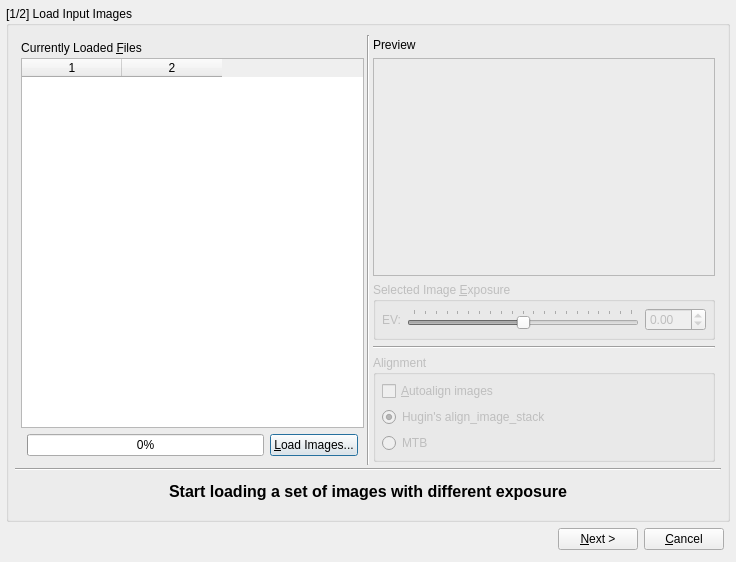
Old version of the form forms/HdrWizard.ui in the repository LuminanceHDR/LuminanceHDR.
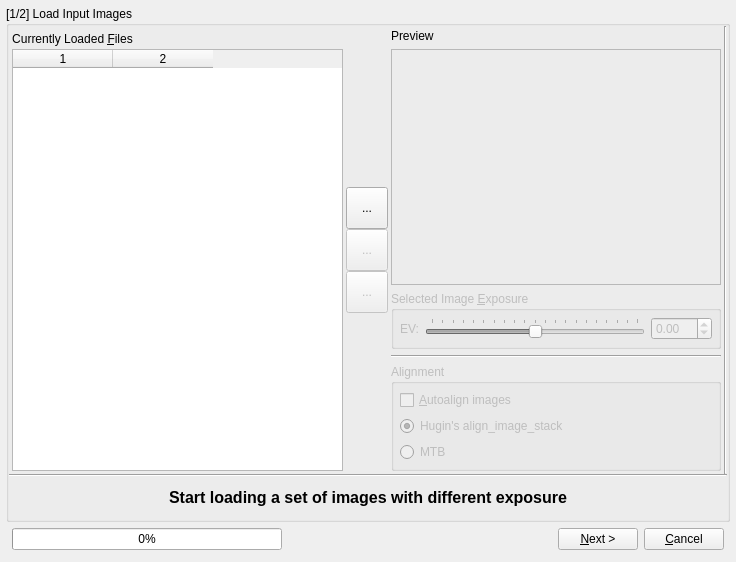
New version of the form. The open tabs and pages were chosen to show the change. Icons and pictures are not drawn.

Commit message: Implemented "Add/Remove/Clearlist" of imaged in HdrWizard: TODO: delete temp files properly

Diff of the .ui file:
```diff
--- a/forms/HdrWizard.ui
+++ b/forms/HdrWizard.ui
@@ -14,7 +14,7 @@
    <string>HDR Creation Wizard</string>
   </property>
   <property name="windowIcon">
-   <iconset resource="../icons.qrc">
+   <iconset>
     <normaloff>:/new/prefix1/images/luminance.png</normaloff>:/new/prefix1/images/luminance.png</iconset>
   </property>
   <layout class="QGridLayout" name="gridLayout_9">
@@ -194,16 +194,8 @@
             <string>[1/2] Load Input Images</string>
            </property>
            <layout class="QGridLayout" name="gridLayout_11">
-            <property name="margin">
-             <number>6</number>
-            </property>
             <item row="0" column="0">
-             <layout class="QVBoxLayout" name="verticalLayout_4">
-              <item>
                <layout class="QHBoxLayout" name="horizontalLayout_4">
-                <property name="margin">
-                 <number>3</number>
-                </property>
                 <item>
                  <layout class="QVBoxLayout" name="verticalLayout">
                   <property name="margin">
@@ -269,45 +261,109 @@
                     <column/>
                    </widget>
                   </item>
+               </layout>
+              </item>
                   <item>
-                   <layout class="QHBoxLayout" name="horizontalLayout_2">
-                    <property name="spacing">
-                     <number>6</number>
-                    </property>
-                    <property name="margin">
-                     <number>6</number>
-                    </property>
+               <layout class="QVBoxLayout" name="verticalLayout_4">
+                <item>
+                 <spacer name="verticalSpacer_2">
+                  <property name="orientation">
+                   <enum>Qt::Vertical</enum>
+                  </property>
+                  <property name="sizeHint" stdset="0">
+                   <size>
+                    <width>20</width>
+                    <height>40</height>
+                   </size>
+                  </property>
+                 </spacer>
+                </item>
                     <item>
-                     <widget class="QProgressBar" name="progressBar">
-                      <property name="value">
-                       <number>0</number>
-                      </property>
+                 <widget class="QToolButton" name="loadImagesButton">
+                  <property name="sizePolicy">
+                   <sizepolicy hsizetype="Preferred" vsizetype="Preferred">
+                    <horstretch>0</horstretch>
+                    <verstretch>0</verstretch>
+                   </sizepolicy>
+                  </property>
+                  <property name="minimumSize">
+                   <size>
+                    <width>42</width>
+                    <height>42</height>
+                   </size>
+                  </property>
+                  <property name="toolTip">
+                   <string>Add Images</string>
+                  </property>
+                  <property name="text">
+                   <string>...</string>
+                  </property>
+                  <property name="icon">
+                   <iconset resource="../icons.qrc">
+                    <normaloff>:/new/prefix1/images/list-add.png</normaloff>:/new/prefix1/images/list-add.png</iconset>
+                  </property>
                      </widget>
                     </item>
                     <item>
-                     <widget class="QPushButton" name="loadImagesButton">
+                 <widget class="QToolButton" name="removeImageButton">
+                  <property name="enabled">
+                   <bool>false</bool>
+                  </property>
+                  <property name="minimumSize">
+                   <size>
+                    <width>42</width>
+                    <height>42</height>
+                   </size>
+                  </property>
                       <property name="toolTip">
-                       <string>Load Input Images</string>
+                   <string>Remove Selected Image</string>
                       </property>
                       <property name="text">
-                       <string>&amp;Load Images...</string>
+                   <string>...</string>
                       </property>
                       <property name="icon">
                        <iconset resource="../icons.qrc">
-                        <normaloff>:/new/prefix1/images/fileopen.png</normaloff>:/new/prefix1/images/fileopen.png</iconset>
+                    <normaloff>:/new/prefix1/images/list-remove.png</normaloff>:/new/prefix1/images/list-remove.png</iconset>
                       </property>
                      </widget>
                     </item>
-                   </layout>
-                  </item>
-                 </layout>
-                </item>
+                <item>
+                 <widget class="QToolButton" name="clearListButton">
+                  <property name="enabled">
+                   <bool>false</bool>
+                  </property>
+                  <property name="minimumSize">
+                   <size>
+                    <width>42</width>
+                    <height>42</height>
+                   </size>
+                  </property>
+                  <property name="toolTip">
+                   <string>Clear List</string>
+                  </property>
+                  <property name="text">
+                   <string>...</string>
+                  </property>
+                  <property name="icon">
+                   <iconset resource="../icons.qrc">
+                    <normaloff>:/new/prefix1/images/edit-clear-list.png</normaloff>:/new/prefix1/images/edit-clear-list.png</iconset>
+                  </property>
+                 </widget>
+                </item>
                 <item>
-                 <widget class="Line" name="line_5">
+                 <spacer name="verticalSpacer_4">
                   <property name="orientation">
                    <enum>Qt::Vertical</enum>
                   </property>
-                 </widget>
+                  <property name="sizeHint" stdset="0">
+                   <size>
+                    <width>20</width>
+                    <height>40</height>
+                   </size>
+                  </property>
+                 </spacer>
+                </item>
+               </layout>
                 </item>
                 <item>
                  <layout class="QVBoxLayout" name="verticalLayout_3">
@@ -527,14 +583,21 @@
                 </item>
                </layout>
               </item>
-              <item>
+            <item row="0" column="1">
+             <widget class="Line" name="line_5">
+              <property name="orientation">
+               <enum>Qt::Vertical</enum>
+              </property>
+             </widget>
+            </item>
+            <item row="1" column="0" colspan="3">
                <widget class="Line" name="line">
                 <property name="orientation">
                  <enum>Qt::Horizontal</enum>
                 </property>
                </widget>
               </item>
-              <item>
+            <item row="2" column="0" colspan="3">
                <widget class="QLabel" name="confirmloadlabel">
                 <property name="sizePolicy">
                  <sizepolicy hsizetype="Expanding" vsizetype="Fixed">
@@ -564,8 +627,6 @@
                </widget>
               </item>
              </layout>
-            </item>
-           </layout>
           </widget>
          </item>
         </layout>
@@ -1001,7 +1062,7 @@
                 <property name="title">
                  <string>Weights:</string>
                 </property>
-                <layout class="QGridLayout" name="gridLayout">
+                <layout class="QGridLayout" name="gridLayout_15">
                  <property name="verticalSpacing">
                   <number>6</number>
                  </property>
@@ -1405,11 +1466,21 @@
        <property name="margin">
         <number>6</number>
        </property>
+       <item>
+        <widget class="QProgressBar" name="progressBar">
+         <property name="value">
+          <number>0</number>
+         </property>
+        </widget>
+       </item>
        <item>
         <spacer name="horizontalSpacer_2">
          <property name="orientation">
           <enum>Qt::Horizontal</enum>
          </property>
+         <property name="sizeType">
+          <enum>QSizePolicy::MinimumExpanding</enum>
+         </property>
          <property name="sizeHint" stdset="0">
           <size>
            <width>40</width>
```
Left out of the diff: 32 changed lines with no effect on the pictures. Lines whose indentation alone changed are shown as unchanged. The commit also changes 18 other files.
